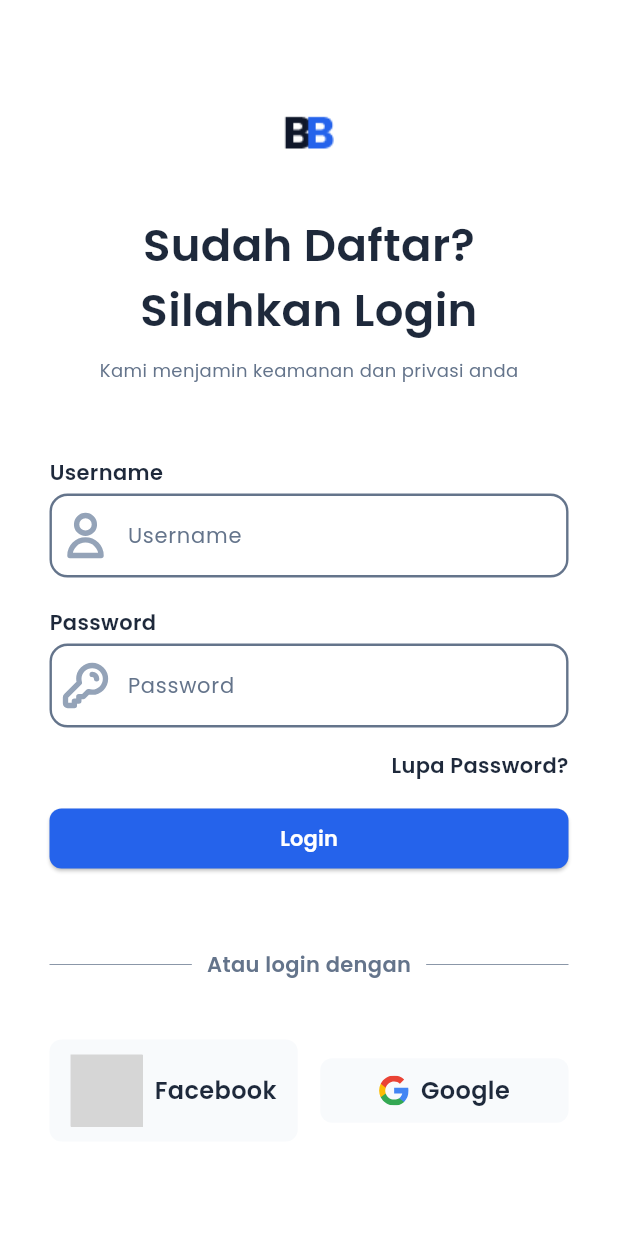
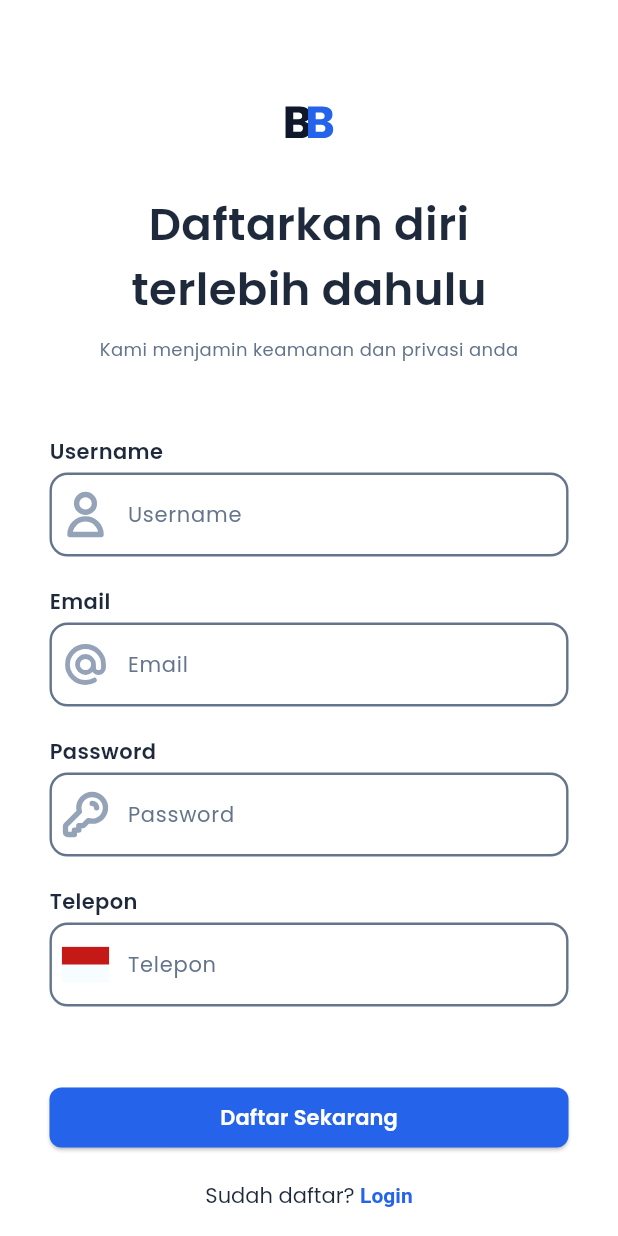
Before and after one commit to puturangga21/progmob-flutter, a Flutter app: the screen it shows after launch, on a phone screen of 412 x 824 dp. Run offline on Flutter 3.47's test engine with Material 3 defaults, Android fonts, the phone set to English and light mode, and no system bars; our stand-ins replace flutter_svg; grey boxes are pictures that could not be loaded.

Commit message:
feat: Add registration page and related components

```diff
--- a/lib/main.dart
+++ b/lib/main.dart
@@ -1,5 +1,6 @@
 import 'package:flutter/material.dart';
 import 'package:penmas/login.dart';
+import 'package:penmas/register.dart';
 
 void main() {
   runApp(const MainApp());
@@ -11,9 +12,9 @@ class MainApp extends StatelessWidget {
   @override
   Widget build(BuildContext context) {
     return const MaterialApp(
-      title: 'Pengaduan Masyarakat',
+      title: 'Pemrograman Mobile',
       debugShowCheckedModeBanner: false,
-      home: LoginPage(),
+      home: RegisterPage(),
     );
   }
 }
--- /dev/null
+++ b/lib/register.dart
@@ -0,0 +1,129 @@
+import 'package:flutter/material.dart';
+import 'package:flutter_svg/svg.dart';
+import 'package:penmas/components/button.dart';
+import 'package:penmas/components/textfield.dart';
+import 'package:penmas/theme.dart';
+
+class RegisterPage extends StatelessWidget {
+  const RegisterPage({super.key});
+
+  @override
+  Widget build(BuildContext context) {
+    return Scaffold(
+      backgroundColor: Colors.white,
+      body: Center(
+        child: Padding(
+          padding: const EdgeInsets.only(top: 70, left: 33, right: 33),
+          child: Column(
+            children: [
+              // Mini icon
+              SvgPicture.asset('assets/icons/mini_icons.svg'),
+
+              const SizedBox(height: 36),
+
+              // Heading pembuka
+              Container(
+                margin: const EdgeInsets.symmetric(horizontal: 48),
+                child: Text(
+                  'Daftarkan diri terlebih dahulu',
+                  style: TextStyle(
+                    fontSize: 30,
+                    fontFamily: 'Poppins',
+                    fontWeight: FontWeight.w600,
+                    color: secondary,
+                  ),
+                  textAlign: TextAlign.center,
+                ),
+              ),
+
+              const SizedBox(height: 10),
+
+              Text(
+                'Kami menjamin keamanan dan privasi anda',
+                style: TextStyle(
+                  fontFamily: 'Poppins',
+                  color: neutral,
+                  fontSize: 12,
+                ),
+              ),
+
+              const SizedBox(height: 50),
+
+              // Form pendaftaran
+              const Column(
+                children: [
+                  // Username
+                  MyTextField(
+                    hintText: 'Username',
+                    title: 'Username',
+                    myIcons: 'assets/icons/user.svg',
+                    hideText: false,
+                  ),
+
+                  SizedBox(height: 20),
+
+                  // Email
+                  MyTextField(
+                    hintText: 'Email',
+                    title: 'Email',
+                    myIcons: 'assets/icons/mail.svg',
+                    hideText: false,
+                  ),
+
+                  SizedBox(height: 20),
+
+                  // Password
+                  MyTextField(
+                    hintText: 'Password',
+                    title: 'Password',
+                    myIcons: 'assets/icons/key.svg',
+                    hideText: true,
+                  ),
+
+                  SizedBox(height: 20),
+
+                  // Telepon
+                  MyTextField(
+                    hintText: 'Telepon',
+                    title: 'Telepon',
+                    myIcons: 'assets/icons/flag_id.svg',
+                    hideText: false,
+                  ),
+                ],
+              ),
+
+              const SizedBox(height: 50),
+
+              // Button daftar
+              MyButton(
+                title: 'Daftar Sekarang',
+                color: primary,
+              ),
+
+              const SizedBox(height: 18),
+
+              // Action jika sudah daftar
+              RichText(
+                text: TextSpan(
+                  text: 'Sudah daftar? ',
+                  style: TextStyle(
+                    fontFamily: 'Poppins',
+                    fontSize: 14,
+                    color: secondary,
+                  ),
+                  children: <TextSpan>[
+                    TextSpan(
+                      text: 'Login',
+                      style: TextStyle(
+                          fontWeight: FontWeight.w600, color: primary),
+                    ),
+                  ],
+                ),
+              )
+            ],
+          ),
+        ),
+      ),
+    );
+  }
+}
```
